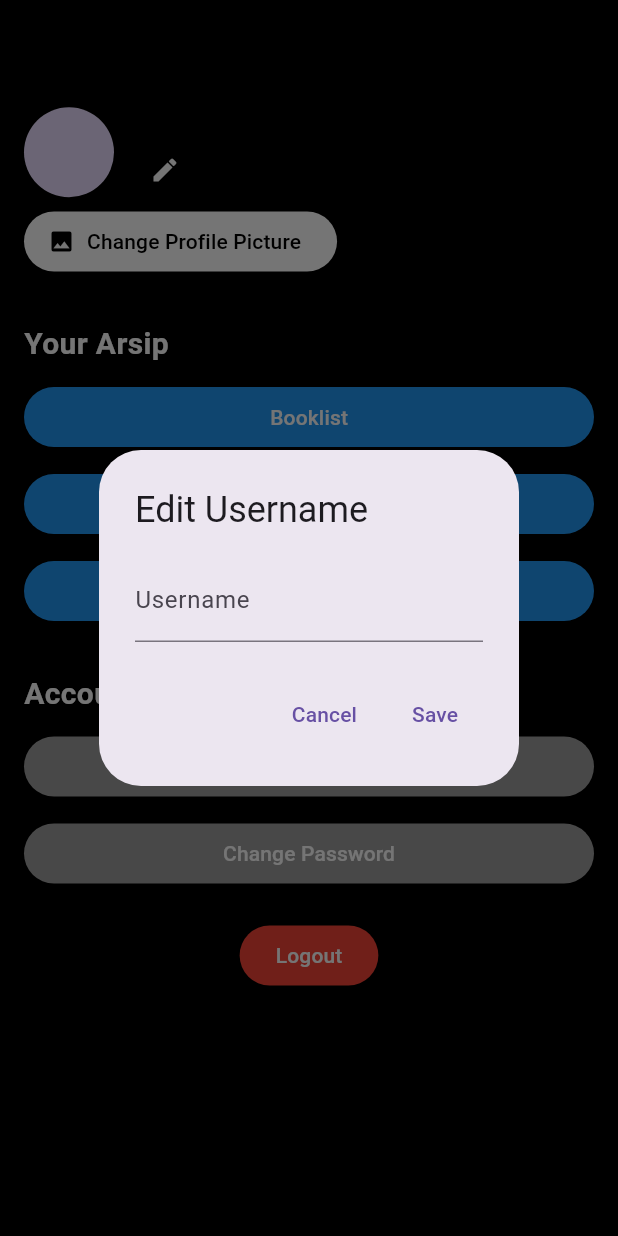
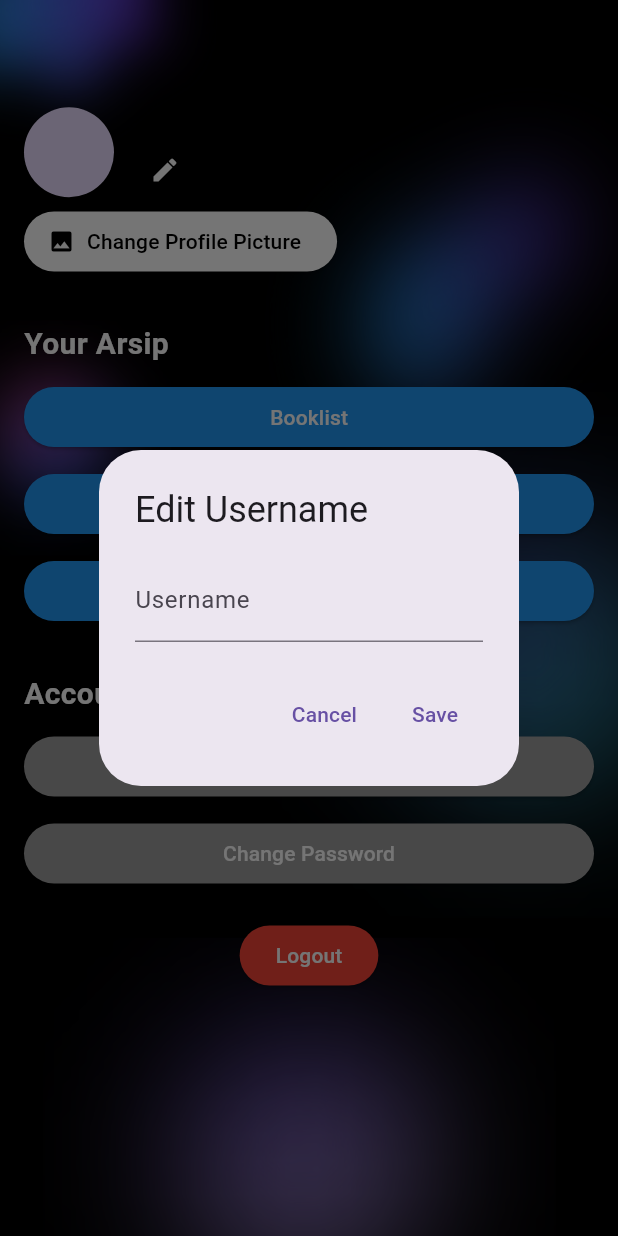
Before and after one commit to andifathir/ElMovie, a Flutter app: the ProfileView screen opened by its route, after a tap on the "edit" icon, on a phone screen of 412 x 824 dp. Run offline on Flutter 3.47's test engine with Material 3 defaults, Android fonts, the light colour scheme and no system bars; our stand-ins replace another_flutter_splash_screen, flutter_login, get, image_picker, shared_preferences; accounts and stored records are empty.

Commit message:
finalmodul1

```diff
--- a/lib/app/modules/home/views/home_view.dart
+++ b/lib/app/modules/home/views/home_view.dart
@@ -2,7 +2,6 @@ import 'package:flutter/material.dart';
 import 'package:flutter_application_1/app/modules/profile/views/profile_view.dart';
 import 'package:flutter_application_1/app/modules/profile/providers/profile_provider.dart';
 import 'package:image_picker/image_picker.dart';
-import 'dart:io';
 import 'package:provider/provider.dart'; // Import Provider
 
 class HomeView extends StatefulWidget {
--- a/lib/app/modules/profile/views/profile_view.dart
+++ b/lib/app/modules/profile/views/profile_view.dart
@@ -28,17 +28,21 @@ class _ProfileViewState extends State<ProfileView> {
     String username = _prefs?.getString('username') ?? "User";
 
     // Update ProfileProvider
-    Provider.of<ProfileProvider>(context, listen: false).updateUsername(username);
+    Provider.of<ProfileProvider>(context, listen: false)
+        .updateUsername(username);
 
     if (imagePath != null) {
-      Provider.of<ProfileProvider>(context, listen: false).updateProfileImage(File(imagePath));
+      Provider.of<ProfileProvider>(context, listen: false)
+          .updateProfileImage(File(imagePath));
     }
   }
 
   Future<void> _saveProfileData() async {
     if (_prefs != null) {
-      await _prefs!.setString('username', Provider.of<ProfileProvider>(context, listen: false).username);
-      File? profileImage = Provider.of<ProfileProvider>(context, listen: false).profileImage;
+      await _prefs!.setString('username',
+          Provider.of<ProfileProvider>(context, listen: false).username);
+      File? profileImage =
+          Provider.of<ProfileProvider>(context, listen: false).profileImage;
       if (profileImage != null) {
         await _prefs!.setString('profileImage', profileImage.path);
       }
@@ -49,7 +53,8 @@ class _ProfileViewState extends State<ProfileView> {
     final pickedFile = await _picker.pickImage(source: ImageSource.gallery);
 
     if (pickedFile != null) {
-      Provider.of<ProfileProvider>(context, listen: false).updateProfileImage(File(pickedFile.path));
+      Provider.of<ProfileProvider>(context, listen: false)
+          .updateProfileImage(File(pickedFile.path));
     } else {
       debugPrint('No image selected.');
     }
@@ -60,8 +65,15 @@ class _ProfileViewState extends State<ProfileView> {
     final profileProvider = Provider.of<ProfileProvider>(context);
 
     return Scaffold(
-      backgroundColor: Colors.black,
-      body: Padding(
+      body: SizedBox.expand(
+        child: Container(
+          decoration: const BoxDecoration(
+            image: DecorationImage(
+              image: AssetImage('assets/BG BELAKANG MENU PROFILE.png'),
+              fit: BoxFit.cover,
+            ),
+          ),
+          child: Padding(
             padding: const EdgeInsets.all(16.0),
             child: SingleChildScrollView(
               child: Column(
@@ -115,11 +127,10 @@ class _ProfileViewState extends State<ProfileView> {
                     ),
                     onPressed: _pickImage,
                     icon: const Icon(Icons.photo, color: Colors.black),
-                label: const Text('Change Profile Picture', style: TextStyle(color: Colors.black)),
+                    label: const Text('Change Profile Picture',
+                        style: TextStyle(color: Colors.black)),
                   ),
                   const SizedBox(height: 30),
-
-              // Teks "Your Arsip"
                   const Text(
                     'Your Arsip',
                     style: TextStyle(
@@ -129,8 +140,6 @@ class _ProfileViewState extends State<ProfileView> {
                     ),
                   ),
                   const SizedBox(height: 10),
-
-              // List untuk Booklist, Review, dan History
                   Column(
                     crossAxisAlignment: CrossAxisAlignment.start,
                     children: [
@@ -141,9 +150,7 @@ class _ProfileViewState extends State<ProfileView> {
                       _buildActionButton('History'),
                     ],
                   ),
-              const SizedBox(height: 30), // Spasi sebelum bagian Account
-
-              // Teks "Account"
+                  const SizedBox(height: 30),
                   const Text(
                     'Account',
                     style: TextStyle(
@@ -153,8 +160,6 @@ class _ProfileViewState extends State<ProfileView> {
                     ),
                   ),
                   const SizedBox(height: 10),
-
-              // Tombol untuk Setting dan Change Password
                   Column(
                     crossAxisAlignment: CrossAxisAlignment.start,
                     children: [
@@ -163,17 +168,14 @@ class _ProfileViewState extends State<ProfileView> {
                       _buildAccountButton('Change Password'),
                     ],
                   ),
-              const SizedBox(height: 20), // Spasi sebelum tombol Logout
-
-              // Tombol Logout
+                  const SizedBox(height: 20),
                   Center(
                     child: ElevatedButton(
                       style: ElevatedButton.styleFrom(
                         foregroundColor: Colors.white,
-                    backgroundColor: Colors.red, // Warna tombol logout
+                        backgroundColor: Colors.red,
                       ),
                       onPressed: () {
-                    // Logika logout
                         debugPrint('Logout button pressed');
                       },
                       child: const Text('Logout'),
@@ -183,11 +185,14 @@ class _ProfileViewState extends State<ProfileView> {
               ),
             ),
           ),
+        ),
+      ),
     );
   }
 
   void _showEditUsernameDialog() {
-    final TextEditingController controller = TextEditingController(text: Provider.of<ProfileProvider>(context, listen: false).username);
+    final TextEditingController controller = TextEditingController(
+        text: Provider.of<ProfileProvider>(context, listen: false).username);
 
     showDialog(
       context: context,
@@ -207,7 +212,8 @@ class _ProfileViewState extends State<ProfileView> {
             ),
             TextButton(
               onPressed: () {
-                Provider.of<ProfileProvider>(context, listen: false).updateUsername(controller.text);
+                Provider.of<ProfileProvider>(context, listen: false)
+                    .updateUsername(controller.text);
                 Navigator.of(context).pop();
               },
               child: const Text('Save'),
--- a/pubspec.yaml
+++ b/pubspec.yaml
@@ -77,6 +77,7 @@ flutter:
     - assets/Avengers_ Infinity_War.png
     - assets/BG BELAKANG.png
     - assets/BG_BELAKANG_HOME.png
+    - assets/BG BELAKANG MENU PROFILE.png
     # - images/a_dot_ham.jpeg
 
   # An image asset can refer to one or more resolution-specific "variants", see
```
Also changed, not shown: assets/BG BELAKANG MENU PROFILE.png (added). Lines whose indentation alone changed are shown as unchanged.
